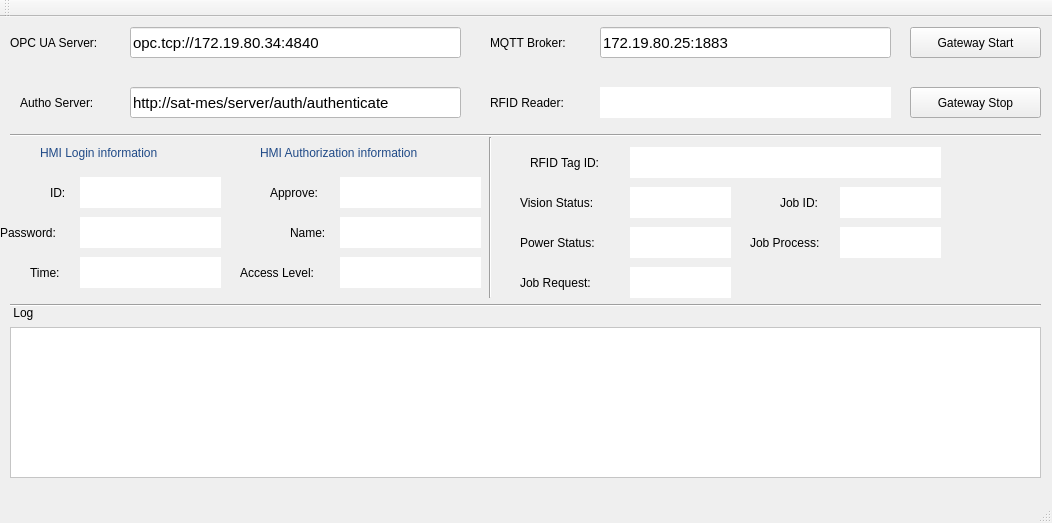
First picture: the form in gateway.ui, repository zcsd/Gateway_PoC, before the edit.
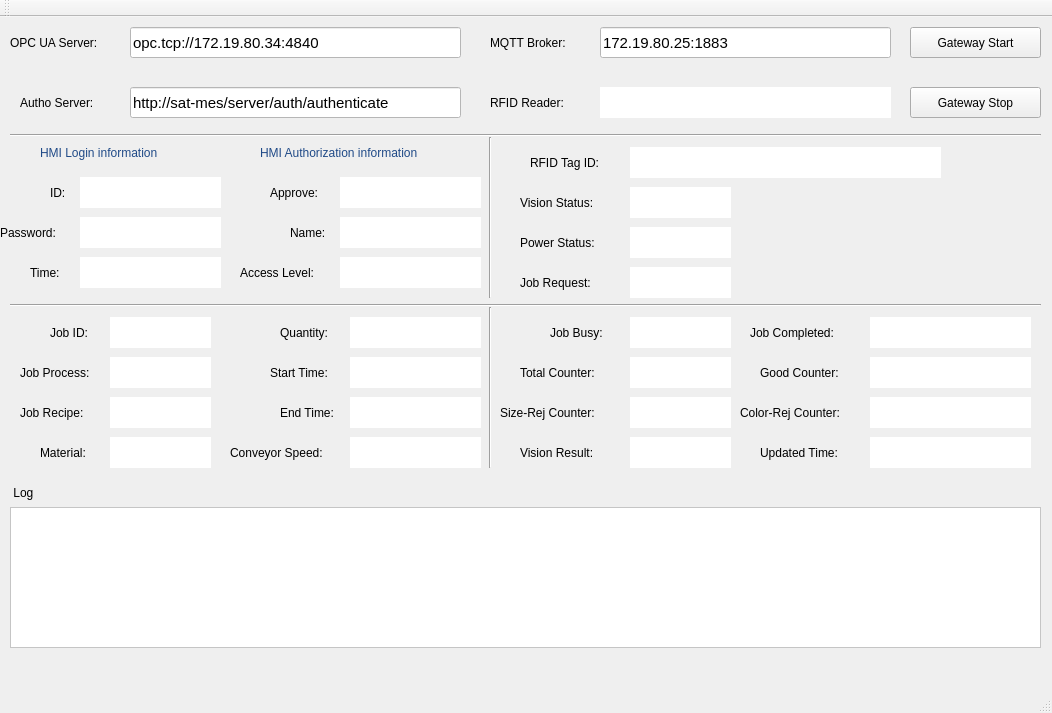
Second picture: the form after the edit.

Commit message: optimize flow

What changed in the file:
```diff
--- a/gateway.ui
+++ b/gateway.ui
@@ -7,7 +7,7 @@
     <x>0</x>
     <y>0</y>
     <width>1052</width>
-    <height>523</height>
+    <height>713</height>
    </rect>
   </property>
   <property name="windowTitle">
@@ -362,9 +362,9 @@
     <property name="geometry">
      <rect>
       <x>10</x>
-      <y>310</y>
+      <y>490</y>
       <width>1031</width>
-      <height>151</height>
+      <height>141</height>
      </rect>
     </property>
     <property name="styleSheet">
@@ -375,7 +375,7 @@
     <property name="geometry">
      <rect>
       <x>10</x>
-      <y>280</y>
+      <y>460</y>
       <width>41</width>
       <height>31</height>
      </rect>
@@ -498,8 +498,8 @@
    <widget class="QLabel" name="label_13">
     <property name="geometry">
      <rect>
-      <x>780</x>
-      <y>170</y>
+      <x>50</x>
+      <y>300</y>
       <width>61</width>
       <height>31</height>
      </rect>
@@ -511,8 +511,8 @@
    <widget class="QLabel" name="label_14">
     <property name="geometry">
      <rect>
-      <x>750</x>
-      <y>210</y>
+      <x>20</x>
+      <y>340</y>
       <width>91</width>
       <height>31</height>
      </rect>
@@ -524,8 +524,8 @@
    <widget class="QLabel" name="labelJobID">
     <property name="geometry">
      <rect>
-      <x>840</x>
-      <y>170</y>
+      <x>110</x>
+      <y>300</y>
       <width>101</width>
       <height>31</height>
      </rect>
@@ -543,8 +543,8 @@
    <widget class="QLabel" name="labelJobProcess">
     <property name="geometry">
      <rect>
-      <x>840</x>
-      <y>210</y>
+      <x>110</x>
+      <y>340</y>
       <width>101</width>
       <height>31</height>
      </rect>
@@ -655,6 +655,467 @@
      <set>Qt::AlignLeading|Qt::AlignLeft|Qt::AlignVCenter</set>
     </property>
    </widget>
+   <widget class="QLabel" name="labelJobRecipe">
+    <property name="geometry">
+     <rect>
+      <x>110</x>
+      <y>380</y>
+      <width>101</width>
+      <height>31</height>
+     </rect>
+    </property>
+    <property name="styleSheet">
+     <string notr="true">background-color: rgb(255, 255, 255);</string>
+    </property>
+    <property name="text">
+     <string/>
+    </property>
+    <property name="alignment">
+     <set>Qt::AlignLeading|Qt::AlignLeft|Qt::AlignVCenter</set>
+    </property>
+   </widget>
+   <widget class="QLabel" name="labelJobMaterial">
+    <property name="geometry">
+     <rect>
+      <x>110</x>
+      <y>420</y>
+      <width>101</width>
+      <height>31</height>
+     </rect>
+    </property>
+    <property name="styleSheet">
+     <string notr="true">background-color: rgb(255, 255, 255);</string>
+    </property>
+    <property name="text">
+     <string/>
+    </property>
+    <property name="alignment">
+     <set>Qt::AlignLeading|Qt::AlignLeft|Qt::AlignVCenter</set>
+    </property>
+   </widget>
+   <widget class="QLabel" name="label_21">
+    <property name="geometry">
+     <rect>
+      <x>40</x>
+      <y>420</y>
+      <width>71</width>
+      <height>31</height>
+     </rect>
+    </property>
+    <property name="text">
+     <string>Material:</string>
+    </property>
+   </widget>
+   <widget class="QLabel" name="label_20">
+    <property name="geometry">
+     <rect>
+      <x>20</x>
+      <y>380</y>
+      <width>91</width>
+      <height>31</height>
+     </rect>
+    </property>
+    <property name="text">
+     <string>Job Recipe:</string>
+    </property>
+   </widget>
+   <widget class="QLabel" name="labelJobStartTime">
+    <property name="geometry">
+     <rect>
+      <x>350</x>
+      <y>340</y>
+      <width>131</width>
+      <height>31</height>
+     </rect>
+    </property>
+    <property name="styleSheet">
+     <string notr="true">background-color: rgb(255, 255, 255);</string>
+    </property>
+    <property name="text">
+     <string/>
+    </property>
+    <property name="alignment">
+     <set>Qt::AlignLeading|Qt::AlignLeft|Qt::AlignVCenter</set>
+    </property>
+   </widget>
+   <widget class="QLabel" name="label_22">
+    <property name="geometry">
+     <rect>
+      <x>230</x>
+      <y>420</y>
+      <width>121</width>
+      <height>31</height>
+     </rect>
+    </property>
+    <property name="text">
+     <string>Conveyor Speed:</string>
+    </property>
+   </widget>
+   <widget class="QLabel" name="label_23">
+    <property name="geometry">
+     <rect>
+      <x>270</x>
+      <y>340</y>
+      <width>91</width>
+      <height>31</height>
+     </rect>
+    </property>
+    <property name="text">
+     <string>Start Time:</string>
+    </property>
+   </widget>
+   <widget class="QLabel" name="labelJobConSpeed">
+    <property name="geometry">
+     <rect>
+      <x>350</x>
+      <y>420</y>
+      <width>131</width>
+      <height>31</height>
+     </rect>
+    </property>
+    <property name="styleSheet">
+     <string notr="true">background-color: rgb(255, 255, 255);</string>
+    </property>
+    <property name="text">
+     <string/>
+    </property>
+    <property name="alignment">
+     <set>Qt::AlignLeading|Qt::AlignLeft|Qt::AlignVCenter</set>
+    </property>
+   </widget>
+   <widget class="QLabel" name="labelJobQuantity">
+    <property name="geometry">
+     <rect>
+      <x>350</x>
+      <y>300</y>
+      <width>131</width>
+      <height>31</height>
+     </rect>
+    </property>
+    <property name="styleSheet">
+     <string notr="true">background-color: rgb(255, 255, 255);</string>
+    </property>
+    <property name="text">
+     <string/>
+    </property>
+    <property name="alignment">
+     <set>Qt::AlignLeading|Qt::AlignLeft|Qt::AlignVCenter</set>
+    </property>
+   </widget>
+   <widget class="QLabel" name="label_24">
+    <property name="geometry">
+     <rect>
+      <x>280</x>
+      <y>380</y>
+      <width>71</width>
+      <height>31</height>
+     </rect>
+    </property>
+    <property name="text">
+     <string>End Time:</string>
+    </property>
+   </widget>
+   <widget class="QLabel" name="label_25">
+    <property name="geometry">
+     <rect>
+      <x>280</x>
+      <y>300</y>
+      <width>71</width>
+      <height>31</height>
+     </rect>
+    </property>
+    <property name="text">
+     <string>Quantity:</string>
+    </property>
+   </widget>
+   <widget class="QLabel" name="labelJobEndTime">
+    <property name="geometry">
+     <rect>
+      <x>350</x>
+      <y>380</y>
+      <width>131</width>
+      <height>31</height>
+     </rect>
+    </property>
+    <property name="styleSheet">
+     <string notr="true">background-color: rgb(255, 255, 255);</string>
+    </property>
+    <property name="text">
+     <string/>
+    </property>
+    <property name="alignment">
+     <set>Qt::AlignLeading|Qt::AlignLeft|Qt::AlignVCenter</set>
+    </property>
+   </widget>
+   <widget class="Line" name="line_5">
+    <property name="geometry">
+     <rect>
+      <x>480</x>
+      <y>290</y>
+      <width>20</width>
+      <height>161</height>
+     </rect>
+    </property>
+    <property name="orientation">
+     <enum>Qt::Vertical</enum>
+    </property>
+   </widget>
+   <widget class="QLabel" name="labelJobCompletedStatus">
+    <property name="geometry">
+     <rect>
+      <x>870</x>
+      <y>300</y>
+      <width>161</width>
+      <height>31</height>
+     </rect>
+    </property>
+    <property name="styleSheet">
+     <string notr="true">background-color: rgb(255, 255, 255);</string>
+    </property>
+    <property name="text">
+     <string/>
+    </property>
+    <property name="alignment">
+     <set>Qt::AlignLeading|Qt::AlignLeft|Qt::AlignVCenter</set>
+    </property>
+   </widget>
+   <widget class="QLabel" name="label_26">
+    <property name="geometry">
+     <rect>
+      <x>750</x>
+      <y>300</y>
+      <width>111</width>
+      <height>31</height>
+     </rect>
+    </property>
+    <property name="text">
+     <string>Job Completed:</string>
+    </property>
+   </widget>
+   <widget class="QLabel" name="labelJobBusyStatus">
+    <property name="geometry">
+     <rect>
+      <x>630</x>
+      <y>300</y>
+      <width>101</width>
+      <height>31</height>
+     </rect>
+    </property>
+    <property name="styleSheet">
+     <string notr="true">background-color: rgb(255, 255, 255);</string>
+    </property>
+    <property name="text">
+     <string/>
+    </property>
+    <property name="alignment">
+     <set>Qt::AlignLeading|Qt::AlignLeft|Qt::AlignVCenter</set>
+    </property>
+   </widget>
+   <widget class="QLabel" name="label_27">
+    <property name="geometry">
+     <rect>
+      <x>550</x>
+      <y>300</y>
+      <width>71</width>
+      <height>31</height>
+     </rect>
+    </property>
+    <property name="text">
+     <string>Job Busy:</string>
+    </property>
+   </widget>
+   <widget class="QLabel" name="label_28">
+    <property name="geometry">
+     <rect>
+      <x>500</x>
+      <y>380</y>
+      <width>131</width>
+      <height>31</height>
+     </rect>
+    </property>
+    <property name="text">
+     <string>Size-Rej Counter:</string>
+    </property>
+   </widget>
+   <widget class="QLabel" name="labelJobColorRejCounter">
+    <property name="geometry">
+     <rect>
+      <x>870</x>
+      <y>380</y>
+      <width>161</width>
+      <height>31</height>
+     </rect>
+    </property>
+    <property name="styleSheet">
+     <string notr="true">background-color: rgb(255, 255, 255);</string>
+    </property>
+    <property name="text">
+     <string/>
+    </property>
+    <property name="alignment">
+     <set>Qt::AlignLeading|Qt::AlignLeft|Qt::AlignVCenter</set>
+    </property>
+   </widget>
+   <widget class="QLabel" name="label_29">
+    <property name="geometry">
+     <rect>
+      <x>740</x>
+      <y>380</y>
+      <width>141</width>
+      <height>31</height>
+     </rect>
+    </property>
+    <property name="text">
+     <string>Color-Rej Counter:</string>
+    </property>
+   </widget>
+   <widget class="QLabel" name="labelJobSizeRejCounter">
+    <property name="geometry">
+     <rect>
+      <x>630</x>
+      <y>380</y>
+      <width>101</width>
+      <height>31</height>
+     </rect>
+    </property>
+    <property name="styleSheet">
+     <string notr="true">background-color: rgb(255, 255, 255);</string>
+    </property>
+    <property name="text">
+     <string/>
+    </property>
+    <property name="alignment">
+     <set>Qt::AlignLeading|Qt::AlignLeft|Qt::AlignVCenter</set>
+    </property>
+   </widget>
+   <widget class="QLabel" name="labelJobVisionResult">
+    <property name="geometry">
+     <rect>
+      <x>630</x>
+      <y>420</y>
+      <width>101</width>
+      <height>31</height>
+     </rect>
+    </property>
+    <property name="styleSheet">
+     <string notr="true">background-color: rgb(255, 255, 255);</string>
+    </property>
+    <property name="text">
+     <string/>
+    </property>
+    <property name="alignment">
+     <set>Qt::AlignLeading|Qt::AlignLeft|Qt::AlignVCenter</set>
+    </property>
+   </widget>
+   <widget class="QLabel" name="label_30">
+    <property name="geometry">
+     <rect>
+      <x>520</x>
+      <y>420</y>
+      <width>101</width>
+      <height>31</height>
+     </rect>
+    </property>
+    <property name="text">
+     <string>Vision Result:</string>
+    </property>
+   </widget>
+   <widget class="QLabel" name="label_31">
+    <property name="geometry">
+     <rect>
+      <x>760</x>
+      <y>420</y>
+      <width>111</width>
+      <height>31</height>
+     </rect>
+    </property>
+    <property name="text">
+     <string>Updated Time:</string>
+    </property>
+   </widget>
+   <widget class="QLabel" name="labelJobTime">
+    <property name="geometry">
+     <rect>
+      <x>870</x>
+      <y>420</y>
+      <width>161</width>
+      <height>31</height>
+     </rect>
+    </property>
+    <property name="styleSheet">
+     <string notr="true">background-color: rgb(255, 255, 255);</string>
+    </property>
+    <property name="text">
+     <string/>
+    </property>
+    <property name="alignment">
+     <set>Qt::AlignLeading|Qt::AlignLeft|Qt::AlignVCenter</set>
+    </property>
+   </widget>
+   <widget class="QLabel" name="label_32">
+    <property name="geometry">
+     <rect>
+      <x>520</x>
+      <y>340</y>
+      <width>101</width>
+      <height>31</height>
+     </rect>
+    </property>
+    <property name="text">
+     <string>Total Counter:</string>
+    </property>
+   </widget>
+   <widget class="QLabel" name="labelJobGoodCounter">
+    <property name="geometry">
+     <rect>
+      <x>870</x>
+      <y>340</y>
+      <width>161</width>
+      <height>31</height>
+     </rect>
+    </property>
+    <property name="styleSheet">
+     <string notr="true">background-color: rgb(255, 255, 255);</string>
+    </property>
+    <property name="text">
+     <string/>
+    </property>
+    <property name="alignment">
+     <set>Qt::AlignLeading|Qt::AlignLeft|Qt::AlignVCenter</set>
+    </property>
+   </widget>
+   <widget class="QLabel" name="label_33">
+    <property name="geometry">
+     <rect>
+      <x>760</x>
+      <y>340</y>
+      <width>111</width>
+      <height>31</height>
+     </rect>
+    </property>
+    <property name="text">
+     <string>Good Counter:</string>
+    </property>
+   </widget>
+   <widget class="QLabel" name="labelJobTotalCounter">
+    <property name="geometry">
+     <rect>
+      <x>630</x>
+      <y>340</y>
+      <width>101</width>
+      <height>31</height>
+     </rect>
+    </property>
+    <property name="styleSheet">
+     <string notr="true">background-color: rgb(255, 255, 255);</string>
+    </property>
+    <property name="text">
+     <string/>
+    </property>
+    <property name="alignment">
+     <set>Qt::AlignLeading|Qt::AlignLeft|Qt::AlignVCenter</set>
+    </property>
+   </widget>
   </widget>
   <widget class="QMenuBar" name="menuBar">
    <property name="geometry">
```
The commit also changes 2 other files.
